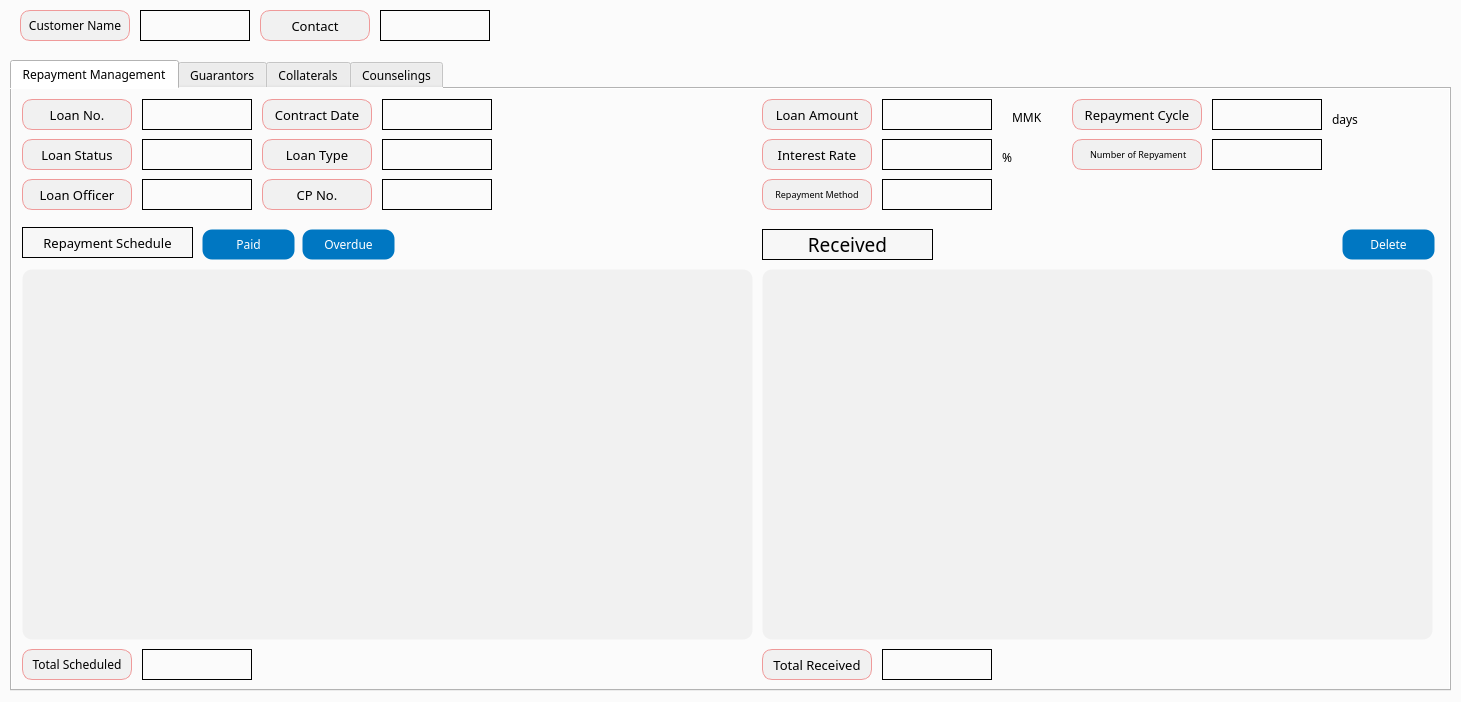
Old version of the form app/src/pages/repayment/details.ui in the repository DY-Microfinance-Customer-Management/dymf-algorithm.
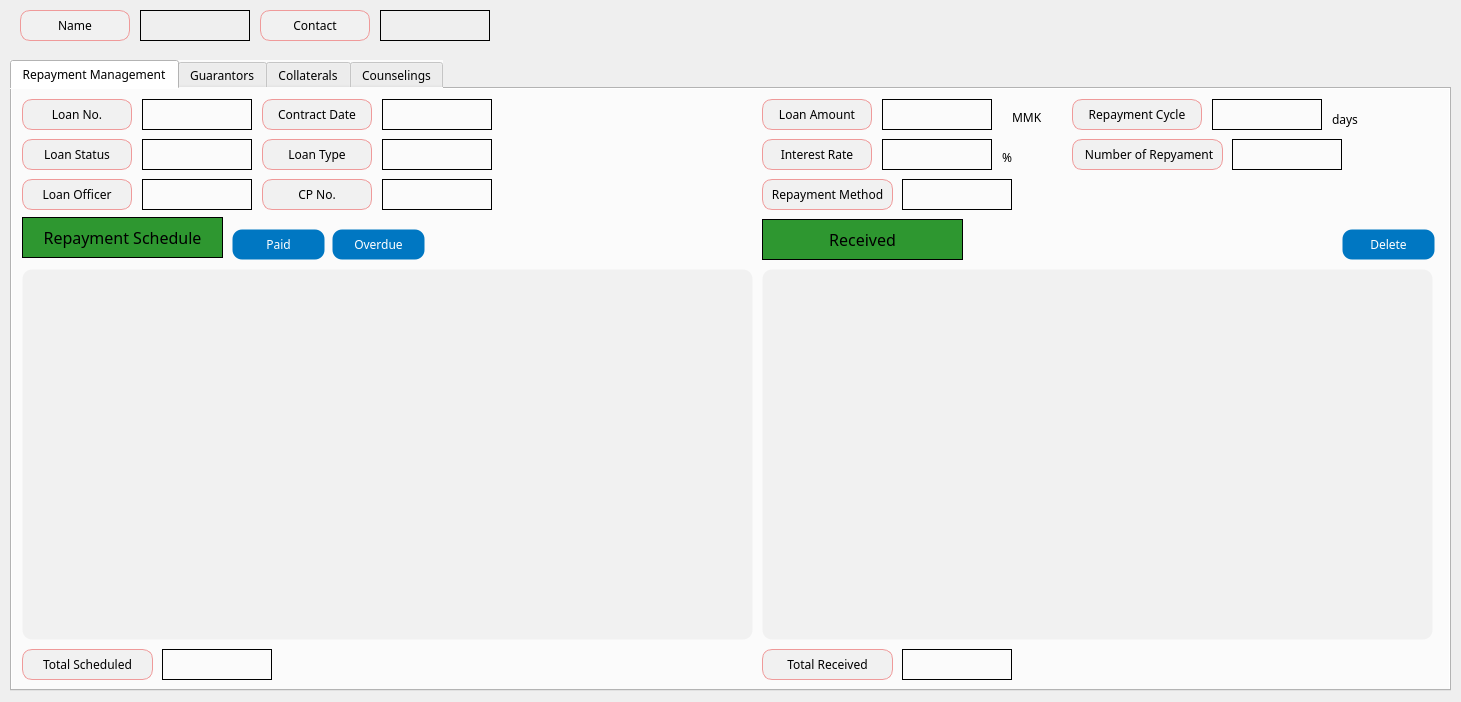
New version of the form.

```diff
--- a/app/src/pages/repayment/details.ui
+++ b/app/src/pages/repayment/details.ui
@@ -14,7 +14,32 @@
    <string>MainWindow</string>
   </property>
   <property name="styleSheet">
-   <string notr="true">background-color: #fbfbfb;</string>
+   <string notr="true">background-color: #fbfbfb;
+
+QPushButton {
+    background-color: #0077c2;
+    color: white;
+    border: 1px solid transparent;
+    border-radius: 10px;
+    padding: 5px 10px;
+}
+
+QPushButton:hover {
+    border: 1px solid white;
+}
+
+QPushButton:pressed {
+    background-color: #005f9e;
+    padding-top: 6px;
+    padding-bottom: 4px;
+}
+
+QPushButton:disabled {
+    background-color: lightgray;
+    color: gray;
+    border: 1px solid gray;
+}
+</string>
   </property>
   <widget class="QWidget" name="centralwidget">
    <widget class="QTabWidget" name="tabWidget">
@@ -89,19 +114,19 @@
       <property name="geometry">
        <rect>
         <x>10</x>
-        <y>138</y>
-        <width>171</width>
-        <height>31</height>
+        <y>128</y>
+        <width>201</width>
+        <height>41</height>
        </rect>
       </property>
       <property name="font">
        <font>
         <family>Arial Black</family>
-        <pointsize>10</pointsize>
+        <pointsize>12</pointsize>
        </font>
       </property>
       <property name="styleSheet">
-       <string notr="true">background-color:rgb(247, 247, 247)</string>
+       <string notr="true">background-color: #2e9730;</string>
       </property>
       <property name="frameShape">
        <enum>QFrame::Box</enum>
@@ -156,7 +181,7 @@
      <widget class="QPushButton" name="paidButton">
       <property name="geometry">
        <rect>
-        <x>190</x>
+        <x>220</x>
         <y>140</y>
         <width>93</width>
         <height>31</height>
@@ -165,6 +190,7 @@
       <property name="font">
        <font>
         <family>Arial Black</family>
+        <pointsize>9</pointsize>
        </font>
       </property>
       <property name="styleSheet">
@@ -201,19 +227,19 @@
       <property name="geometry">
        <rect>
         <x>750</x>
-        <y>140</y>
-        <width>171</width>
-        <height>31</height>
+        <y>130</y>
+        <width>201</width>
+        <height>41</height>
        </rect>
       </property>
       <property name="font">
        <font>
         <family>Arial Black</family>
-        <pointsize>14</pointsize>
+        <pointsize>12</pointsize>
        </font>
       </property>
       <property name="styleSheet">
-       <string notr="true">background-color:rgb(247, 247, 247)</string>
+       <string notr="true">background-color: #2e9730;</string>
       </property>
       <property name="frameShape">
        <enum>QFrame::Box</enum>
@@ -230,7 +256,7 @@
        <rect>
         <x>10</x>
         <y>560</y>
-        <width>110</width>
+        <width>131</width>
         <height>31</height>
        </rect>
       </property>
@@ -242,7 +268,7 @@
       </property>
       <property name="maximumSize">
        <size>
-        <width>110</width>
+        <width>16777215</width>
         <height>16777215</height>
        </size>
       </property>
@@ -270,7 +296,7 @@
      <widget class="QLabel" name="totalScheduled">
       <property name="geometry">
        <rect>
-        <x>130</x>
+        <x>150</x>
         <y>560</y>
         <width>110</width>
         <height>31</height>
@@ -317,7 +343,7 @@
      <widget class="QLabel" name="totalReceived">
       <property name="geometry">
        <rect>
-        <x>870</x>
+        <x>890</x>
         <y>560</y>
         <width>110</width>
         <height>31</height>
@@ -366,7 +392,7 @@
        <rect>
         <x>750</x>
         <y>560</y>
-        <width>110</width>
+        <width>131</width>
         <height>31</height>
        </rect>
       </property>
@@ -378,14 +404,14 @@
       </property>
       <property name="maximumSize">
        <size>
-        <width>110</width>
+        <width>16777215</width>
         <height>16777215</height>
        </size>
       </property>
       <property name="font">
        <font>
         <family>Arial Black</family>
-        <pointsize>10</pointsize>
+        <pointsize>9</pointsize>
        </font>
       </property>
       <property name="styleSheet">
@@ -453,7 +479,7 @@
      <widget class="QLabel" name="repaymentMethod">
       <property name="geometry">
        <rect>
-        <x>870</x>
+        <x>890</x>
         <y>90</y>
         <width>110</width>
         <height>31</height>
@@ -568,7 +594,7 @@
       <property name="font">
        <font>
         <family>Arial Black</family>
-        <pointsize>10</pointsize>
+        <pointsize>9</pointsize>
        </font>
       </property>
       <property name="styleSheet">
@@ -657,7 +683,7 @@
       <property name="font">
        <font>
         <family>Arial Black</family>
-        <pointsize>10</pointsize>
+        <pointsize>9</pointsize>
        </font>
       </property>
       <property name="styleSheet">
@@ -678,7 +704,7 @@
      <widget class="QLabel" name="numberOfRepayment">
       <property name="geometry">
        <rect>
-        <x>1200</x>
+        <x>1220</x>
         <y>50</y>
         <width>110</width>
         <height>31</height>
@@ -746,7 +772,7 @@
       <property name="font">
        <font>
         <family>Arial Black</family>
-        <pointsize>10</pointsize>
+        <pointsize>9</pointsize>
        </font>
       </property>
       <property name="styleSheet">
@@ -788,7 +814,7 @@
       <property name="font">
        <font>
         <family>Arial Black</family>
-        <pointsize>10</pointsize>
+        <pointsize>9</pointsize>
        </font>
       </property>
       <property name="styleSheet">
@@ -1018,7 +1044,7 @@
       <property name="font">
        <font>
         <family>Arial Black</family>
-        <pointsize>10</pointsize>
+        <pointsize>9</pointsize>
        </font>
       </property>
       <property name="styleSheet">
@@ -1088,7 +1114,7 @@
        <rect>
         <x>750</x>
         <y>90</y>
-        <width>110</width>
+        <width>131</width>
         <height>31</height>
        </rect>
       </property>
@@ -1100,14 +1126,14 @@
       </property>
       <property name="maximumSize">
        <size>
-        <width>110</width>
+        <width>16777215</width>
         <height>16777215</height>
        </size>
       </property>
       <property name="font">
        <font>
         <family>Arial Black</family>
-        <pointsize>7</pointsize>
+        <pointsize>9</pointsize>
        </font>
       </property>
       <property name="styleSheet">
@@ -1149,7 +1175,7 @@
       <property name="font">
        <font>
         <family>Arial Black</family>
-        <pointsize>10</pointsize>
+        <pointsize>9</pointsize>
        </font>
       </property>
       <property name="styleSheet">
@@ -1172,7 +1198,7 @@
        <rect>
         <x>1060</x>
         <y>50</y>
-        <width>130</width>
+        <width>151</width>
         <height>31</height>
        </rect>
       </property>
@@ -1184,14 +1210,14 @@
       </property>
       <property name="maximumSize">
        <size>
-        <width>130</width>
+        <width>16777215</width>
         <height>16777215</height>
        </size>
       </property>
       <property name="font">
        <font>
         <family>Arial Black</family>
-        <pointsize>7</pointsize>
+        <pointsize>9</pointsize>
        </font>
       </property>
       <property name="styleSheet">
@@ -1251,7 +1277,7 @@
       <property name="font">
        <font>
         <family>Arial Black</family>
-        <pointsize>10</pointsize>
+        <pointsize>9</pointsize>
        </font>
       </property>
       <property name="styleSheet">
@@ -1340,7 +1366,7 @@
       <property name="font">
        <font>
         <family>Arial Black</family>
-        <pointsize>10</pointsize>
+        <pointsize>9</pointsize>
        </font>
       </property>
       <property name="styleSheet">
@@ -1382,7 +1408,7 @@
       <property name="font">
        <font>
         <family>Arial Black</family>
-        <pointsize>10</pointsize>
+        <pointsize>9</pointsize>
        </font>
       </property>
       <property name="styleSheet">
@@ -1439,7 +1465,7 @@
      <widget class="QPushButton" name="overdueButton">
       <property name="geometry">
        <rect>
-        <x>290</x>
+        <x>320</x>
         <y>140</y>
         <width>93</width>
         <height>31</height>
@@ -1448,6 +1474,7 @@
       <property name="font">
        <font>
         <family>Arial Black</family>
+        <pointsize>9</pointsize>
        </font>
       </property>
       <property name="styleSheet">
@@ -1655,7 +1682,7 @@
     <property name="font">
      <font>
       <family>Arial Black</family>
-      <pointsize>10</pointsize>
+      <pointsize>9</pointsize>
      </font>
     </property>
     <property name="styleSheet">
@@ -1756,7 +1783,7 @@
      <enum>QFrame::Box</enum>
     </property>
     <property name="text">
-     <string>Customer Name</string>
+     <string>Name</string>
     </property>
     <property name="alignment">
      <set>Qt::AlignCenter</set>
```
Left out of the diff: 37 changed lines with no effect on the pictures.
